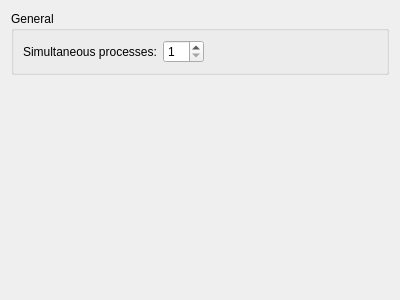
The window that src/plugins/clangtools/clangtoolsconfigwidget.ui (qt-creator/qt-creator) describes before a commit, drawn with Qt 5.
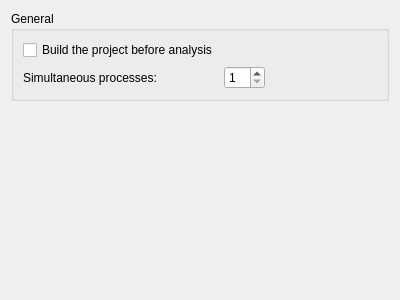
The same window after the commit.

Commit message:
ClangTools: Add settings for build project dependency
All Clang tools get support for running project build
before themselves or skipping that step.
Before this change static analyzer always ran it and
ClangTidy+Clazy tool always skipped.

Diff of the .ui file:
```diff
--- a/src/plugins/clangtools/clangtoolsconfigwidget.ui
+++ b/src/plugins/clangtools/clangtoolsconfigwidget.ui
@@ -20,14 +20,14 @@
       <string>General</string>
      </property>
      <layout class="QFormLayout" name="formLayout">
-      <item row="0" column="0">
+      <item row="1" column="0">
        <widget class="QLabel" name="label_2">
         <property name="text">
          <string>Simultaneous processes:</string>
         </property>
        </widget>
       </item>
-      <item row="0" column="1">
+      <item row="1" column="1">
        <layout class="QHBoxLayout" name="horizontalLayout_2">
         <item>
          <widget class="QSpinBox" name="simultaneousProccessesSpinBox">
@@ -54,6 +54,13 @@
         </item>
        </layout>
       </item>
+      <item row="0" column="0">
+       <widget class="QCheckBox" name="buildBeforeAnalysis">
+        <property name="text">
+         <string>Build the project before analysis</string>
+        </property>
+       </widget>
+      </item>
      </layout>
     </widget>
    </item>
```
The commit also changes 6 other files.
